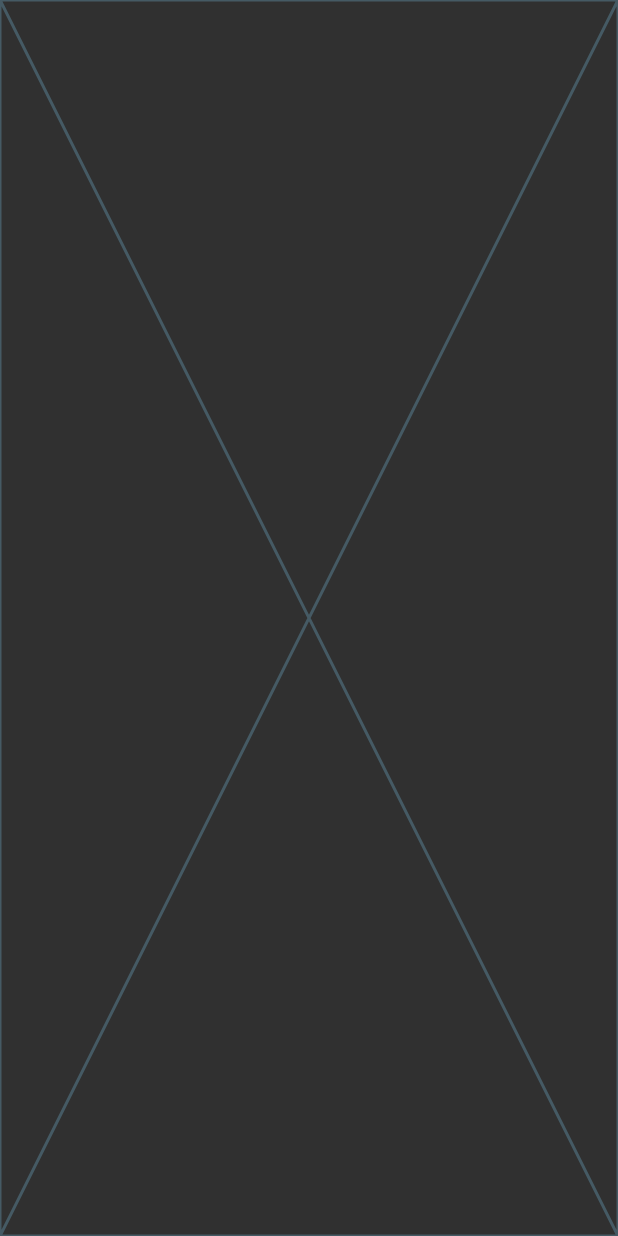
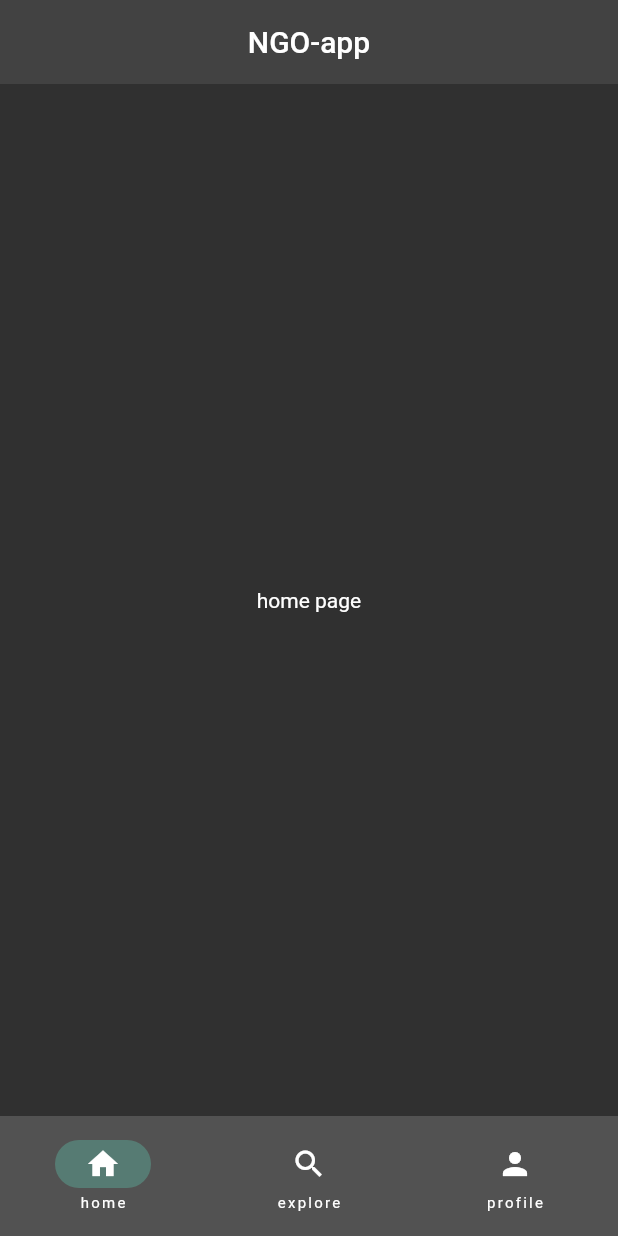
Before and after one commit to AbhishekSatpathy4848/TRINIT_594092-U801T4BE_DEV, a Flutter app: the screen it shows once a user with an empty profile is signed in, on a phone screen of 412 x 824 dp. Run offline on Flutter 3.47's test engine with Material 2 defaults, Android fonts, the phone set to English and light mode, and no system bars; our stand-ins replace firebase_auth, firebase_core; accounts and stored records are empty.

```diff
--- a/lib/home.dart
+++ b/lib/core/pages/home.dart
@@ -1,3 +1,4 @@
+import 'package:flutter/material.dart';
 import 'package:flutter/src/widgets/framework.dart';
 import 'package:flutter/src/widgets/placeholder.dart';
 
@@ -11,6 +12,10 @@ class HomePage extends StatefulWidget {
 class _HomePageState extends State<HomePage> {
   @override
   Widget build(BuildContext context) {
-    return const Placeholder();
+    return const Center(
+      child: Text(
+        "home page",
+      ),
+    );
   }
 }
--- a/lib/main.dart
+++ b/lib/main.dart
@@ -2,7 +2,10 @@ import 'package:firebase_auth/firebase_auth.dart';
 import 'package:flutter/material.dart';
 import 'package:firebase_core/firebase_core.dart';
 import 'package:ngo_hackathon/features/login/presentation/login.dart';
-import 'package:ngo_hackathon/home.dart';
+import 'package:ngo_hackathon/core/pages/home.dart';
+import 'package:ngo_hackathon/root_page.dart';
+
+import 'features/registration/presentation/registration.dart';
 
 void main() async {
   WidgetsFlutterBinding.ensureInitialized();
@@ -13,9 +16,9 @@ void main() async {
       home: const LoginCheck(),
       routes: {
         // '/': (context) => const LoginCheck(),
-        // '/login': (context) => Login(),
-        // '/register': (context) => Registration(),
-        // '/home': (context) => Home(),
+        '/login': (context) => Login(),
+        '/register': (context) => Registration(),
+        '/home': (context) => const RootPage(),
       },
       darkTheme: ThemeData(
         brightness: Brightness.dark,
@@ -39,7 +42,7 @@ class LoginCheck extends StatelessWidget {
                 // print("Called-main filling hive");
                 // Boxes.fillHive();
                 // print("Done-main filling Hive");
-                return const HomePage();
+                return const RootPage();
               } else if (snapshot.hasError) {
                 print("Error");
                 // Fluttertoast.showToast(
--- /dev/null
+++ b/lib/root_page.dart
@@ -0,0 +1,51 @@
+
+import 'package:flutter/material.dart';
+import 'package:ngo_hackathon/core/pages/search_page.dart';
+
+import 'core/pages/home.dart';
+import 'core/pages/profile_page.dart';
+
+class RootPage extends StatefulWidget {
+  const RootPage({super.key});
+
+  @override
+  State<RootPage> createState() => _RootPageState();
+}
+
+class _RootPageState extends State<RootPage> {
+  int currentpage = 0;
+  final screens = [
+    const HomePage(),
+    const SearchPage(),
+    const ProfilePage(),
+  ];
+  @override
+  Widget build(BuildContext context) {
+    return Scaffold(
+      appBar: AppBar(
+        elevation: 0.0,
+        automaticallyImplyLeading: false,
+        title: Center(
+          child: Text('NGO-app'),
+        ),
+      ),
+      body: IndexedStack(
+        index: currentpage,
+        children: screens,
+      ),
+      bottomNavigationBar: NavigationBar(
+        destinations: const [
+          NavigationDestination(icon: Icon(Icons.home), label: 'home'),
+          NavigationDestination(icon: Icon(Icons.search), label: 'explore'),
+          NavigationDestination(icon: Icon(Icons.person), label: 'profile')
+        ],
+        onDestinationSelected: (int index) {
+          setState(() {
+            currentpage = index;
+          });
+        },
+        selectedIndex: currentpage,
+      ),
+    );
+  }
+}
```
Also changed, not shown: lib/core/pages/profile_page.dart (added, +15 -0 lines), lib/core/pages/search_page.dart (added, +16 -0 lines), lib/features/filter_search/filter_search_page.dart (added, +17 -0 lines), lib/features/login/presentation/login.dart (+4 -4 lines).
